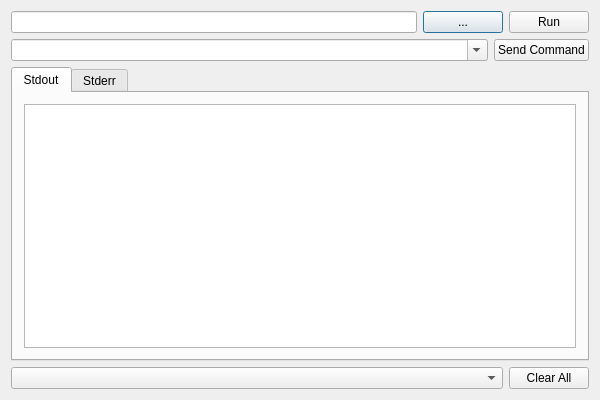
This is testapps/ConsoleWrap/dialog.ui in lxyppc/lxyppc-serial as Qt 5 draws it before an edit. The edited form follows.
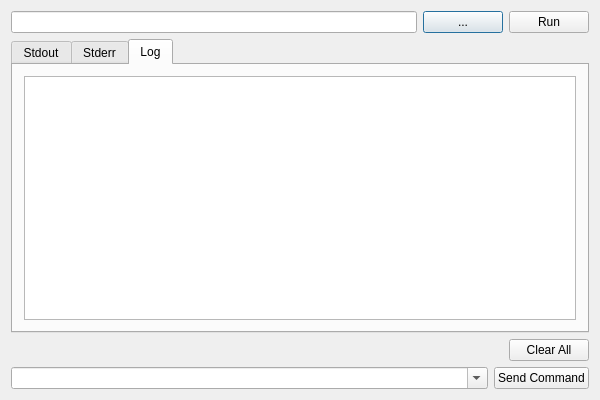
This is the edited form. The open tabs and pages were chosen to show the change.

Patch:
```diff
--- a/testapps/ConsoleWrap/dialog.ui
+++ b/testapps/ConsoleWrap/dialog.ui
@@ -35,24 +35,6 @@
      </item>
     </layout>
    </item>
-   <item row="1" column="0">
-    <layout class="QHBoxLayout" name="horizontalLayout" stretch="1,0">
-     <item>
-      <widget class="QComboBox" name="comboStdin">
-       <property name="editable">
-        <bool>true</bool>
-       </property>
-      </widget>
-     </item>
-     <item>
-      <widget class="QPushButton" name="btnSend">
-       <property name="text">
-        <string>Send Command</string>
-       </property>
-      </widget>
-     </item>
-    </layout>
-   </item>
    <item row="2" column="0">
     <widget class="QTabWidget" name="tabWidget">
      <property name="currentIndex">
@@ -65,6 +47,9 @@
       <layout class="QGridLayout" name="gridLayout_2">
        <item row="0" column="0">
         <widget class="QTextEdit" name="textStdout">
+         <property name="lineWrapMode">
+          <enum>QTextEdit::NoWrap</enum>
+         </property>
          <property name="readOnly">
           <bool>true</bool>
          </property>
@@ -79,6 +64,26 @@
       <layout class="QGridLayout" name="gridLayout_3">
        <item row="0" column="0">
         <widget class="QTextEdit" name="textStderr">
+         <property name="lineWrapMode">
+          <enum>QTextEdit::NoWrap</enum>
+         </property>
+         <property name="readOnly">
+          <bool>true</bool>
+         </property>
+        </widget>
+       </item>
+      </layout>
+     </widget>
+     <widget class="QWidget" name="tabLog">
+      <attribute name="title">
+       <string>Log</string>
+      </attribute>
+      <layout class="QGridLayout" name="gridLayout_4">
+       <item row="0" column="0">
+        <widget class="QTextEdit" name="textLog">
+         <property name="lineWrapMode">
+          <enum>QTextEdit::NoWrap</enum>
+         </property>
          <property name="readOnly">
           <bool>true</bool>
          </property>
@@ -88,10 +93,32 @@
      </widget>
     </widget>
    </item>
+   <item row="4" column="0">
+    <layout class="QHBoxLayout" name="horizontalLayout" stretch="1,0">
+     <item>
+      <widget class="QComboBox" name="comboStdin">
+       <property name="editable">
+        <bool>true</bool>
+       </property>
+      </widget>
+     </item>
+     <item>
+      <widget class="QPushButton" name="btnSend">
+       <property name="text">
+        <string>Send Command</string>
+       </property>
+      </widget>
+     </item>
+    </layout>
+   </item>
    <item row="3" column="0">
     <layout class="QHBoxLayout" name="horizontalLayout_2" stretch="1,0">
      <item>
-      <widget class="QComboBox" name="comboLog"/>
+      <widget class="QLabel" name="label">
+       <property name="text">
+        <string/>
+       </property>
+      </widget>
      </item>
      <item>
       <widget class="QPushButton" name="btnClear">
```
